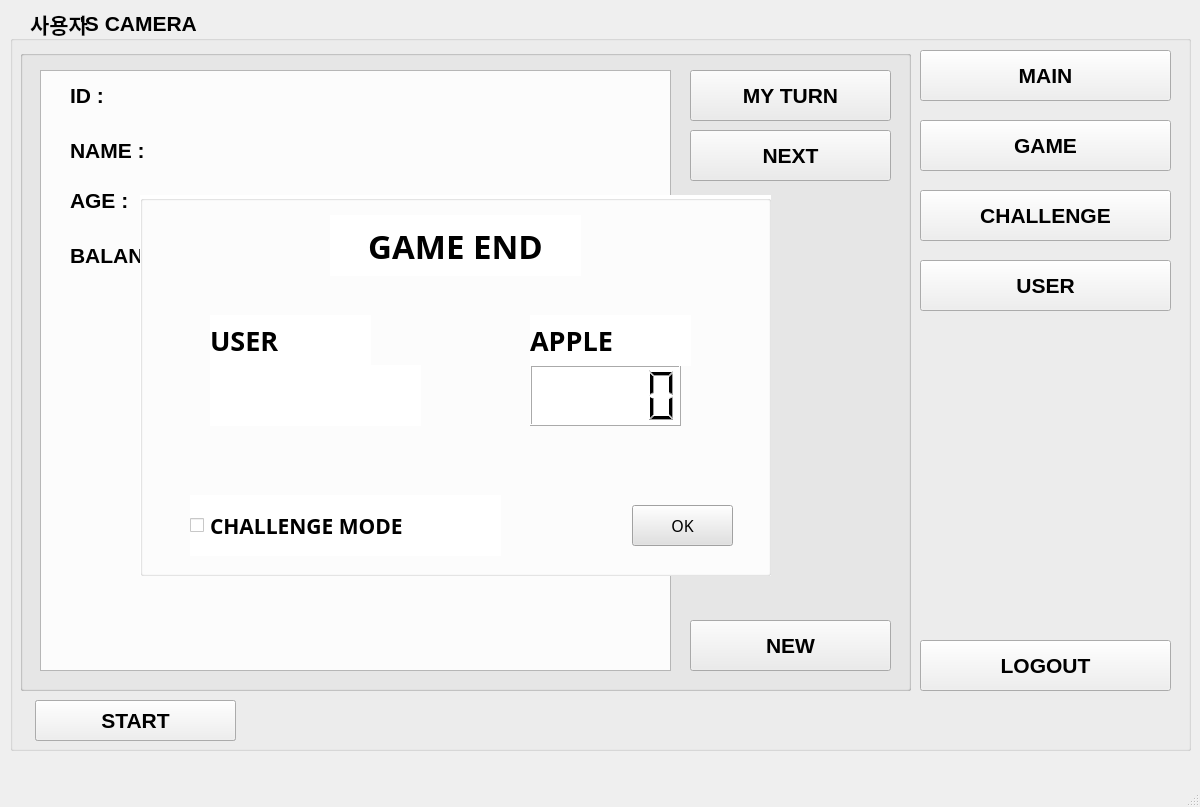
Qt form simple.ui (MYFIT-Make-Your-Fitness/MYFIT) before a commit.
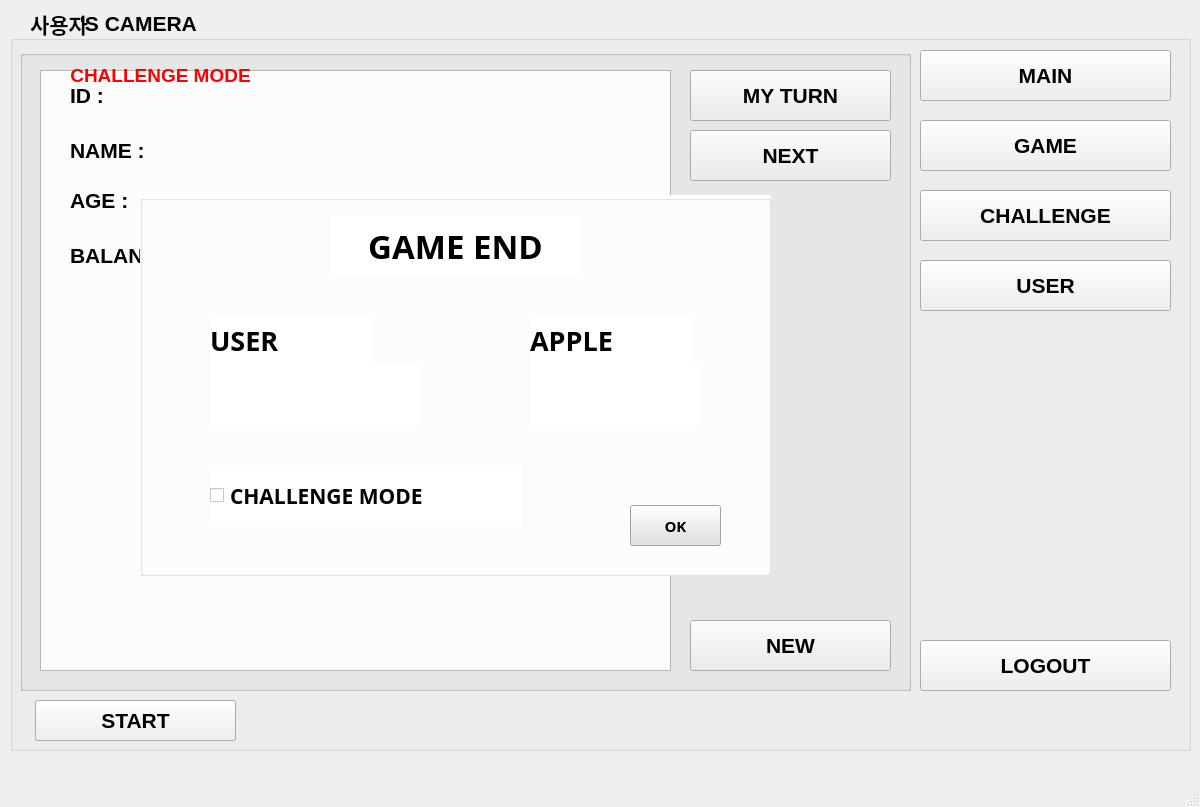
The same form after that commit. Custom widgets are drawn as their Qt base class.

Commit message: 챌린지 모드 UI 추가, 수정

The edit to the form file:
```diff
--- a/simple.ui
+++ b/simple.ui
@@ -336,9 +336,6 @@
         <height>371</height>
        </rect>
       </property>
-      <zorder>groupBox_G</zorder>
-      <zorder>groupBox_G</zorder>
-      <zorder>groupBox_G</zorder>
      </widget>
     </widget>
     <widget class="QGroupBox" name="groupBox_G">
@@ -357,38 +354,6 @@
      <property name="title">
       <string/>
      </property>
-     <widget class="QPushButton" name="btnOk">
-      <property name="geometry">
-       <rect>
-        <x>492</x>
-        <y>310</y>
-        <width>101</width>
-        <height>41</height>
-       </rect>
-      </property>
-      <property name="font">
-       <font>
-        <family>Adobe 명조 Std M</family>
-        <pointsize>12</pointsize>
-       </font>
-      </property>
-      <property name="styleSheet">
-       <string notr="true">background-color: rgb(225, 225, 225)</string>
-      </property>
-      <property name="text">
-       <string>OK</string>
-      </property>
-     </widget>
-     <widget class="QLCDNumber" name="lcdNumber">
-      <property name="geometry">
-       <rect>
-        <x>390</x>
-        <y>170</y>
-        <width>151</width>
-        <height>61</height>
-       </rect>
-      </property>
-     </widget>
      <widget class="QLabel" name="lblApple">
       <property name="geometry">
        <rect>
@@ -455,11 +420,11 @@
        <string>USER</string>
       </property>
      </widget>
-     <widget class="QCheckBox" name="challengemode">
+     <widget class="QCheckBox" name="challengeMode">
       <property name="geometry">
        <rect>
-        <x>50</x>
-        <y>300</y>
+        <x>70</x>
+        <y>270</y>
         <width>311</width>
         <height>61</height>
        </rect>
@@ -501,6 +466,79 @@
        <string/>
       </property>
      </widget>
+     <widget class="QLabel" name="lblScore">
+      <property name="geometry">
+       <rect>
+        <x>390</x>
+        <y>170</y>
+        <width>171</width>
+        <height>61</height>
+       </rect>
+      </property>
+      <property name="font">
+       <font>
+        <family>Adobe Ming Std L</family>
+        <pointsize>18</pointsize>
+        <weight>75</weight>
+        <bold>true</bold>
+        <underline>true</underline>
+       </font>
+      </property>
+      <property name="styleSheet">
+       <string notr="true">border-color: rgb(170, 170, 170);</string>
+      </property>
+      <property name="text">
+       <string/>
+      </property>
+     </widget>
+     <widget class="QPushButton" name="btnOk">
+      <property name="geometry">
+       <rect>
+        <x>490</x>
+        <y>310</y>
+        <width>91</width>
+        <height>41</height>
+       </rect>
+      </property>
+      <property name="font">
+       <font>
+        <family>Adobe 명조 Std M</family>
+        <pointsize>11</pointsize>
+        <weight>75</weight>
+        <bold>true</bold>
+       </font>
+      </property>
+      <property name="styleSheet">
+       <string notr="true">background-color: rgb(225, 225, 225);</string>
+      </property>
+      <property name="text">
+       <string>OK</string>
+      </property>
+     </widget>
+    </widget>
+    <widget class="QLabel" name="lblChMode">
+     <property name="geometry">
+      <rect>
+       <x>40</x>
+       <y>55</y>
+       <width>221</width>
+       <height>20</height>
+      </rect>
+     </property>
+     <property name="font">
+      <font>
+       <pointsize>14</pointsize>
+      </font>
+     </property>
+     <property name="styleSheet">
+      <string notr="true">color: rgb(255, 0, 0);</string>
+     </property>
+     <property name="text">
+      <string>CHALLENGE MODE</string>
+     </property>
+     <property name="alignment">
+      <set>Qt::AlignCenter</set>
+     </property>
     </widget>
     <zorder>ImgWidget</zorder>
     <zorder>btnCamera</zorder>
@@ -514,6 +552,7 @@
     <zorder>btnCamera_2</zorder>
     <zorder>groupBox_us</zorder>
     <zorder>groupBox_G</zorder>
+    <zorder>lblChMode</zorder>
    </widget>
   </widget>
   <widget class="QMenuBar" name="menubar">
```
